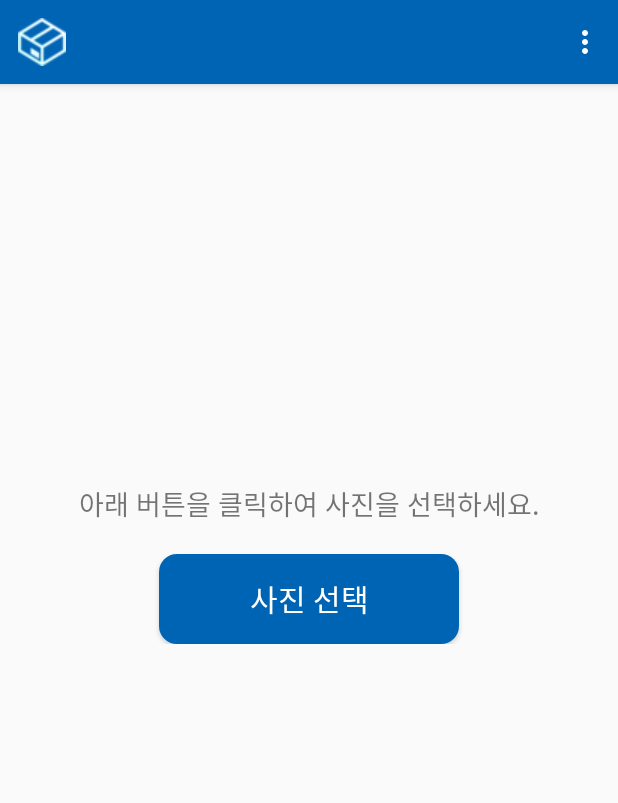
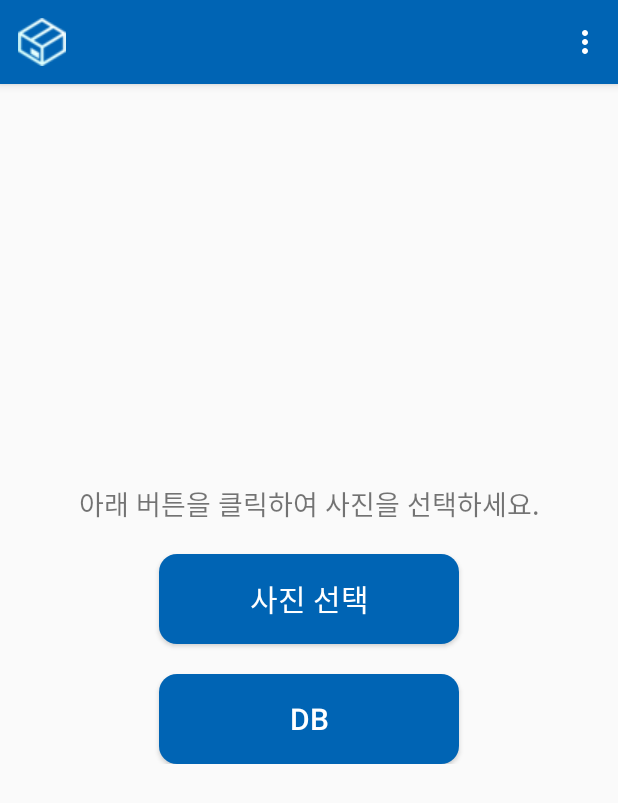
Before and after one commit to DeliveryBotCapstone/DeliveryBot, an Android app: the screen it shows after launch (MainActivity), on a phone screen of 412 x 824 dp. Shown: the top 803 px of the screen. Run offline under Robolectric (Android 15) with nearby library versions, the phone set to English and light mode, and no system bars; libraries missing offline, so code that uses them is left out: com.google.api.client, com.google.api.services.

Commit message:
String to JSON

```diff
--- a/src/application/google-cloud-vision/android/CloudVision/app/src/main/java/com/google/sample/cloudvision/MainActivity.java
+++ b/src/application/google-cloud-vision/android/CloudVision/app/src/main/java/com/google/sample/cloudvision/MainActivity.java
@@ -70,6 +70,7 @@ import java.io.InputStream;
 import java.io.InputStreamReader;
 import java.io.OutputStream;
 import java.lang.ref.WeakReference;
+import java.lang.reflect.Array;
 import java.net.HttpURLConnection;
 import java.net.URL;
 import java.util.ArrayList;
@@ -95,7 +96,7 @@ public class MainActivity extends AppCompatActivity {
     private ImageView mMainImage;
     private EditText editNumber;
 
-    private ArrayList<UserData> userList;
+    public ArrayList<UserData> userList;
     private String mJsonString;
 
 
@@ -141,6 +142,7 @@ public class MainActivity extends AppCompatActivity {
 
         Button fab = findViewById(R.id.fab);
 
+        userList = new ArrayList<UserData>();
         Button dbButton = findViewById(R.id.databaseButton);
 
         description = findViewById(R.id.description);
@@ -203,14 +205,14 @@ public class MainActivity extends AppCompatActivity {
             super.onPostExecute(result);
 
             progressDialog.dismiss();
-            description.setText(result);
             Log.d(TAG, "response - " + result);
 
             if (result == null){
-
                 description.setText(errorString);
             }
             else {
+                int start = result.indexOf("{");
+                result = result.substring(start);
                 mJsonString = result;
                 showResult();
             }
--- a/src/application/google-cloud-vision/android/CloudVision/app/src/main/res/layout/content_main.xml
+++ b/src/application/google-cloud-vision/android/CloudVision/app/src/main/res/layout/content_main.xml
@@ -86,8 +86,7 @@
                 android:layout_gravity="center"
                 android:textColor="@android:color/white"
                 android:textSize="20dp"
-                android:background="@drawable/button_round"
-                android:visibility="gone"/>
+                android:background="@drawable/button_round"/>
 
         </LinearLayout>
     </ScrollView>
```
